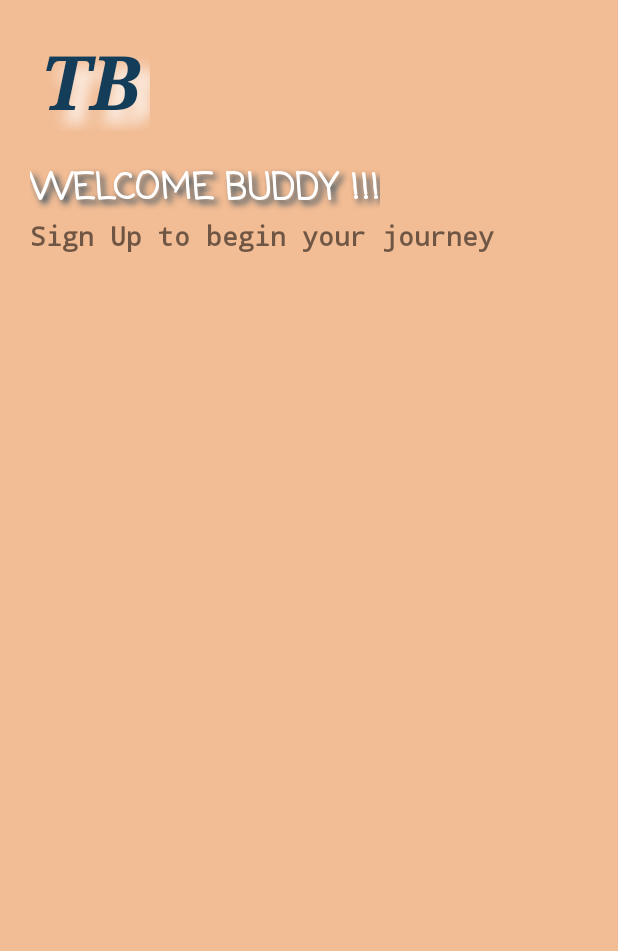
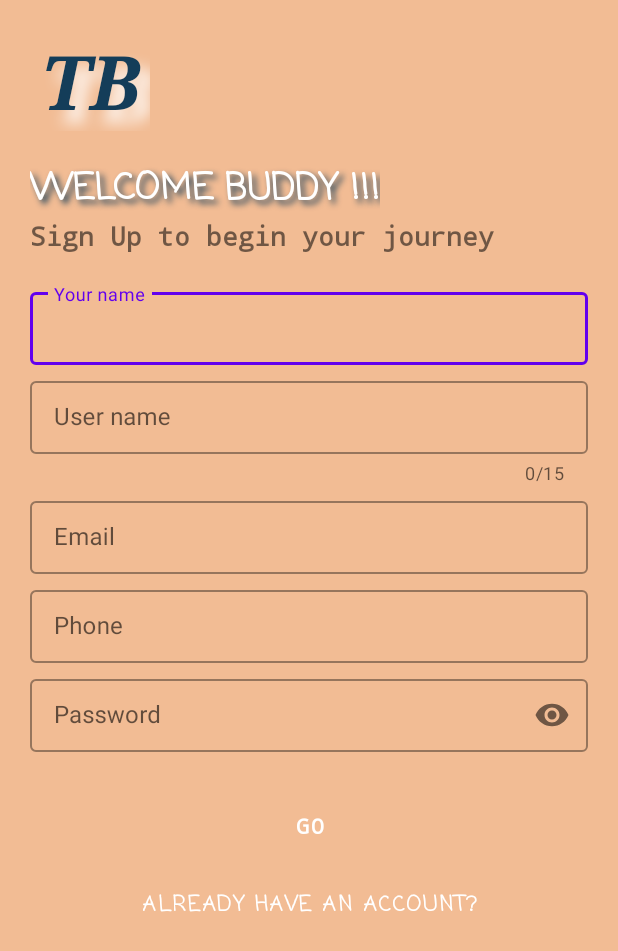
Before and after one commit to rtds8/Travel_Buddy, an Android app: the SignUp screen opened directly, with no data from a screen before it, on a phone screen of 412 x 824 dp. Shown: the top 951 px of the screen. Run offline under Robolectric (Android 15) with nearby library versions, the phone set to English and light mode, and no system bars; network calls fail.

Commit message:
SignUp Screen Done
Login & SignUp user data authentication  & few other checks and linking to shared prefs is up next.

```diff
--- a/app/src/main/AndroidManifest.xml
+++ b/app/src/main/AndroidManifest.xml
@@ -25,15 +25,17 @@
         android:roundIcon="@mipmap/ic_launcher_round"
         android:supportsRtl="true"
         android:theme="@style/Theme.Travel_Buddy">
-        <activity android:name=".login.SignUp"></activity>
         <activity android:name=".login.SplashActivity">
             <intent-filter>
                 <action android:name="android.intent.action.MAIN" />
-
                 <category android:name="android.intent.category.LAUNCHER" />
             </intent-filter>
         </activity>
         <activity android:name=".login.Login"></activity>
+        <activity android:name=".login.SignUp"></activity>
+        <activity android:name=".chat.ChatActivity"></activity>
+
+
     </application>
 
 </manifest>
--- a/app/src/main/java/com/example/travel_buddy/chat/ChatActivity.java
+++ b/app/src/main/java/com/example/travel_buddy/chat/ChatActivity.java
@@ -29,6 +29,7 @@ public class ChatActivity extends AppCompatActivity {
                 chatDetails.clear();
                 chatDetails.addAll(chatResponse);
                 chatAdapter.notifyDataSetChanged();
+                recyclerView.smoothScrollToPosition(recyclerView.getAdapter().getItemCount());
             }
 
             @Override
--- a/app/src/main/java/com/example/travel_buddy/login/Login.java
+++ b/app/src/main/java/com/example/travel_buddy/login/Login.java
@@ -1,7 +1,10 @@
 package com.example.travel_buddy.login;
 
+import android.content.Intent;
 import android.os.Bundle;
+import android.view.View;
 import android.view.WindowManager;
+import android.widget.Button;
 
 import androidx.annotation.Nullable;
 import androidx.appcompat.app.AppCompatActivity;
@@ -10,10 +13,23 @@ import com.example.travel_buddy.R;
 
 public class Login extends AppCompatActivity {
 
+    Button callSignUp;
+
     @Override
     protected void onCreate(@Nullable Bundle savedInstanceState) {
         super.onCreate(savedInstanceState);
         getWindow().setFlags(WindowManager.LayoutParams.FLAG_FULLSCREEN, WindowManager.LayoutParams.FLAG_FULLSCREEN);
         setContentView(R.layout.login_screen);
+
+        callSignUp = findViewById(R.id.sign_up);
+
+        callSignUp.setOnClickListener(new View.OnClickListener() {
+            @Override
+            public void onClick(View v) {
+                Intent intent = new Intent(Login.this,SignUp.class);
+                startActivity(intent);
+                finish();
+            }
+        });
     }
 }
--- a/app/src/main/java/com/example/travel_buddy/login/SignUp.java
+++ b/app/src/main/java/com/example/travel_buddy/login/SignUp.java
@@ -2,16 +2,41 @@ package com.example.travel_buddy.login;
 
 import androidx.appcompat.app.AppCompatActivity;
 
+import android.content.Intent;
 import android.os.Bundle;
+import android.view.View;
+import android.widget.Button;
 
 import com.example.travel_buddy.R;
+import com.example.travel_buddy.chat.ChatActivity;
 
 public class SignUp extends AppCompatActivity {
 
+    Button callLogin, callChat;
 
     @Override
     protected void onCreate(Bundle savedInstanceState) {
         super.onCreate(savedInstanceState);
         setContentView(R.layout.sign_up);
+
+        callLogin = findViewById(R.id.have_an_account);
+
+        callLogin.setOnClickListener(new View.OnClickListener() {
+            @Override
+            public void onClick(View v) {
+                Intent intent = new Intent(SignUp.this, Login.class);
+                startActivity(intent);
+            }
+        });
+
+        callChat = findViewById(R.id.sign_up_go);
+        callChat.setOnClickListener(new View.OnClickListener() {
+            @Override
+            public void onClick(View v) {
+                Intent intent = new Intent(SignUp.this, ChatActivity.class);
+                startActivity(intent);
+                finish();
+            }
+        });
     }
 }
--- a/app/src/main/res/layout/chat_item.xml
+++ b/app/src/main/res/layout/chat_item.xml
@@ -7,24 +7,24 @@
         android:id="@+id/sender_name"
         android:layout_width="match_parent"
         android:layout_height="wrap_content"
-        android:padding="3dp"
-        android:textSize="14sp"
+        android:padding="10dp"
+        android:textSize="18sp"
         android:text="Ritwik"/>
 
     <TextView
         android:id="@+id/message"
         android:layout_width="match_parent"
         android:layout_height="wrap_content"
-        android:padding="2dp"
-        android:textSize="24sp"
+        android:padding="10dp"
+        android:textSize="32sp"
         android:text="Hello"/>
 
     <TextView
         android:id="@+id/time"
         android:layout_width="match_parent"
         android:layout_height="wrap_content"
-        android:padding="3dp"
-        android:textSize="14sp"
+        android:padding="10dp"
+        android:textSize="18sp"
         android:text="10:00 am"/>
 
 
--- a/app/src/main/res/layout/login_screen.xml
+++ b/app/src/main/res/layout/login_screen.xml
@@ -83,16 +83,18 @@
         </com.google.android.material.textfield.TextInputLayout>
 
         <Button
+            android:id="@+id/forgot_password"
             android:layout_width="200dp"
             android:layout_height="wrap_content"
             android:background="#00000000"
-            android:text="Forget Password?"
+            android:text="Forgot Password?"
             android:fontFamily="monospace"
             android:textStyle="bold"
             android:layout_gravity="right"
             android:layout_marginTop="20dp"/>
 
         <Button
+            android:id="@+id/login_go"
             android:layout_width="match_parent"
             android:layout_height="wrap_content"
             android:text="GO"
@@ -103,6 +105,7 @@
             android:layout_marginBottom="5dp"/>
 
         <Button
+            android:id="@+id/sign_up"
             android:layout_width="match_parent"
             android:layout_height="wrap_content"
             android:text="New User? Sign Up"
--- a/app/src/main/res/layout/sign_up.xml
+++ b/app/src/main/res/layout/sign_up.xml
@@ -48,4 +48,111 @@
         android:fontFamily="monospace"
         android:textStyle="bold"/>
 
+    <LinearLayout
+        android:layout_width="match_parent"
+        android:layout_height="wrap_content"
+        android:orientation="vertical"
+        android:layout_marginTop="20dp"
+        android:layout_marginBottom="20dp">
+
+        <com.google.android.material.textfield.TextInputLayout
+            android:layout_width="match_parent"
+            android:layout_height="wrap_content"
+            android:layout_marginBottom="5dp"
+            android:id="@+id/new_full_name"
+            android:hint="Your name"
+            style="@style/Widget.MaterialComponents.TextInputLayout.OutlinedBox.Dense">
+
+            <com.google.android.material.textfield.TextInputEditText
+                android:layout_width="match_parent"
+                android:layout_height="wrap_content"
+                android:inputType="text"/>
+
+        </com.google.android.material.textfield.TextInputLayout>
+
+        <com.google.android.material.textfield.TextInputLayout
+            android:layout_width="match_parent"
+            android:layout_height="wrap_content"
+            android:id="@+id/new_user_name"
+            android:layout_marginBottom="5dp"
+            android:hint="User name"
+            app:counterEnabled="true"
+            app:counterMaxLength="15"
+            style="@style/Widget.MaterialComponents.TextInputLayout.OutlinedBox.Dense">
+
+            <com.google.android.material.textfield.TextInputEditText
+                android:layout_width="match_parent"
+                android:layout_height="wrap_content"
+                android:inputType="text"/>
+
+        </com.google.android.material.textfield.TextInputLayout>
+
+        <com.google.android.material.textfield.TextInputLayout
+            android:layout_width="match_parent"
+            android:layout_height="wrap_content"
+            android:layout_marginBottom="5dp"
+            android:id="@+id/email"
+            android:hint="Email"
+            style="@style/Widget.MaterialComponents.TextInputLayout.OutlinedBox.Dense">
+
+            <com.google.android.material.textfield.TextInputEditText
+                android:layout_width="match_parent"
+                android:layout_height="wrap_content"
+                android:inputType="textEmailAddress"/>
+
+        </com.google.android.material.textfield.TextInputLayout>
+
+        <com.google.android.material.textfield.TextInputLayout
+            android:layout_width="match_parent"
+            android:layout_height="wrap_content"
+            android:layout_marginBottom="5dp"
+            android:id="@+id/phone_number"
+            android:hint="Phone"
+            style="@style/Widget.MaterialComponents.TextInputLayout.OutlinedBox.Dense">
+
+            <com.google.android.material.textfield.TextInputEditText
+                android:layout_width="match_parent"
+                android:layout_height="wrap_content"
+                android:inputType="number"/>
+
+        </com.google.android.material.textfield.TextInputLayout>
+
+        <com.google.android.material.textfield.TextInputLayout
+            android:layout_width="match_parent"
+            android:layout_height="wrap_content"
+            android:layout_marginBottom="5dp"
+            android:id="@+id/new_password"
+            android:hint="Password"
+            app:passwordToggleEnabled="true"
+            style="@style/Widget.MaterialComponents.TextInputLayout.OutlinedBox.Dense">
+
+            <com.google.android.material.textfield.TextInputEditText
+                android:layout_width="match_parent"
+                android:layout_height="wrap_content"
+                android:inputType="textPassword"/>
+
+        </com.google.android.material.textfield.TextInputLayout>
+
+    </LinearLayout>
+
+    <Button
+        android:id="@+id/sign_up_go"
+        android:layout_width="match_parent"
+        android:layout_height="wrap_content"
+        android:text="GO"
+        android:fontFamily="monospace"
+        android:textStyle="bold"
+        android:background="#00000000"
+        android:layout_marginBottom="5dp"/>
+
+    <Button
+        android:id="@+id/have_an_account"
+        android:layout_width="match_parent"
+        android:layout_height="wrap_content"
+        android:text="Already have an account?"
+        android:fontFamily="casual"
+        android:textStyle="bold"
+        android:background="#00000000"
+        android:layout_marginBottom="5dp"/>
+
 </LinearLayout>
```
